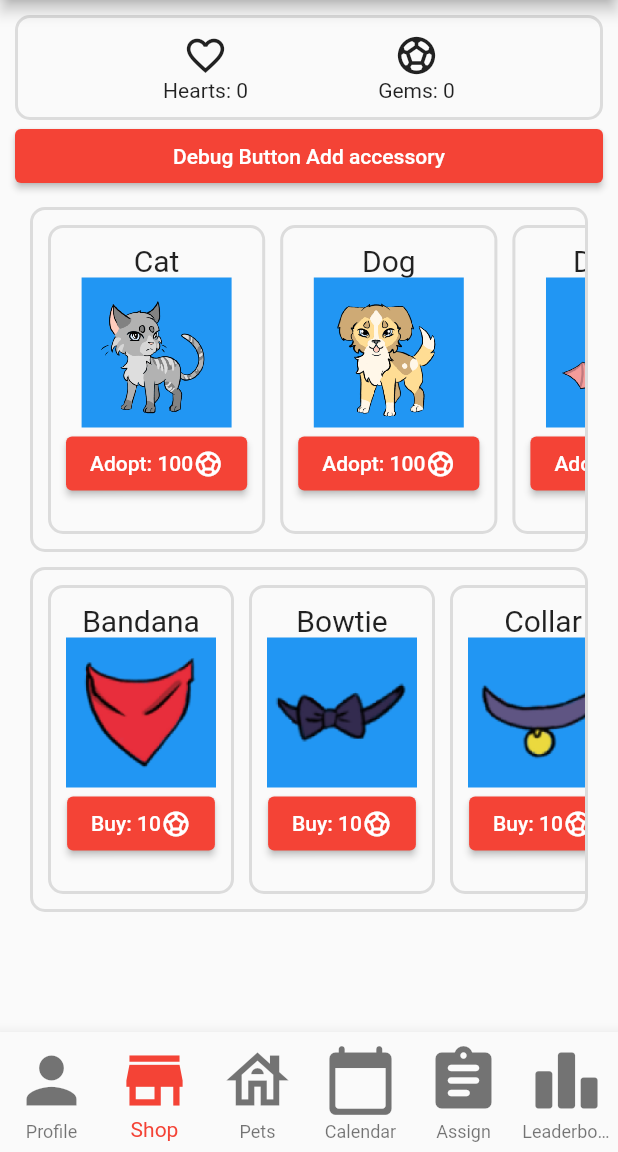
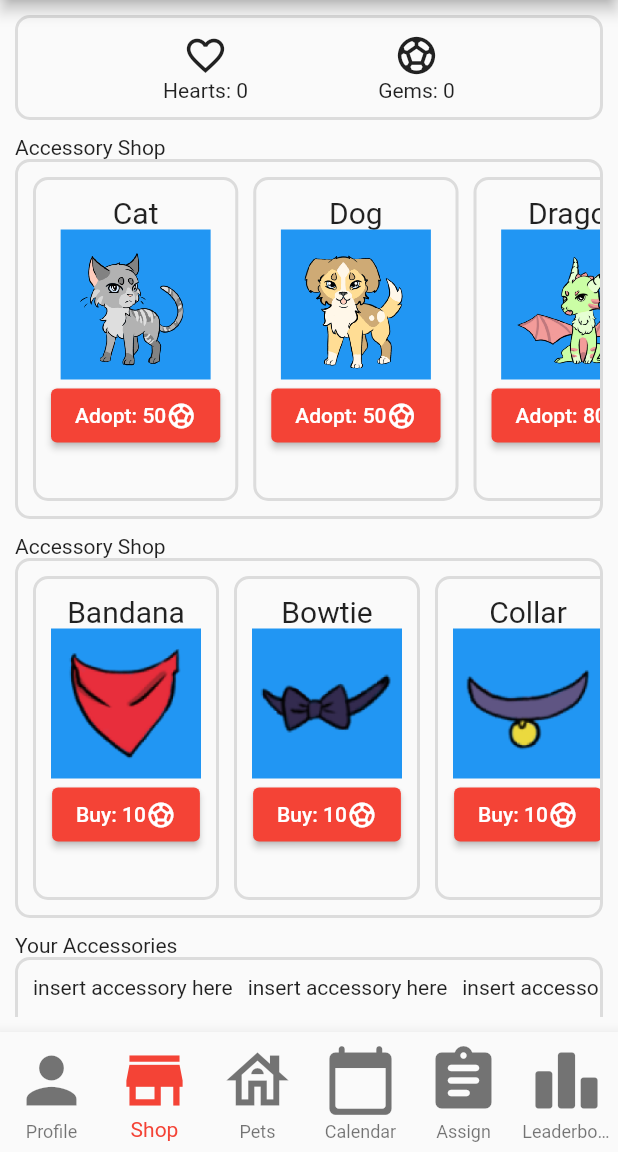
Before and after one commit to Wingo206/RU_On_Time, a Flutter app: the MyHomePage screen opened directly, item 2 of the bottom bar chosen, on a phone screen of 412 x 824 dp, the part 84-1236 px from its top. Run offline on Flutter 3.47's test engine with Material 2 defaults, Android fonts, the phone set to English and light mode, and no system bars; our stand-ins replace cloud_firestore, firebase_auth, firebase_core, table_calendar; missing offline and left inert: cloud_firestore_web, firebase_auth_web, firebase_core_web; accounts and stored records are empty; network calls fail.

Commit message:
OutlineBox, PaddingListView, and improving old code

```diff
--- a/lib/UtilWidgets.dart
+++ b/lib/UtilWidgets.dart
@@ -0,0 +1,108 @@
+import 'package:flutter/material.dart';
+import 'package:cloud_firestore/cloud_firestore.dart';
+import 'package:provider/src/provider.dart';
+
+import '../data_manager.dart';
+
+IconData heartsIcon = Icons.favorite_border;
+IconData gemsIcon = Icons.sports_soccer_rounded;
+
+class CurrencyDisplay extends StatefulWidget {
+  @override
+  _CurrencyDisplayState createState() => _CurrencyDisplayState();
+}
+
+class _CurrencyDisplayState extends State<CurrencyDisplay> {
+  int hearts = 0;
+  int gems = 0;
+
+  @override
+  Widget build(BuildContext context) {
+    return StreamBuilder<DocumentSnapshot>(
+      stream: FirebaseFirestore.instance.collection('users').doc(context.read<DataManager>().uid).snapshots(),
+      builder: (BuildContext context, AsyncSnapshot<DocumentSnapshot> snapshot) {
+        if (snapshot.hasError) {
+          return Text('Something went wrong');
+        }
+        if (snapshot.hasData && !snapshot.data!.exists) {
+          return Text("Document does not exist");
+        }
+        if (snapshot.connectionState == ConnectionState.waiting) {
+          return buildDisplay(context);
+        }
+        Map<String, dynamic> data = snapshot.data!.data()! as Map<String, dynamic>;
+        hearts = data['hearts'] as int;
+        gems = data['gems'] as int;
+        return buildDisplay(context);
+      },
+    );
+  }
+
+  Widget buildDisplay(BuildContext context) {
+    return OutlineBox(
+      child: Row(
+        mainAxisAlignment: MainAxisAlignment.spaceEvenly,
+        children: [
+          Column(
+            children: [
+              Icon(heartsIcon, size: 30.0),
+              Text("Hearts: " + hearts.toString()),
+            ],
+          ),
+          Column(
+            children: [
+              Icon(gemsIcon, size: 30.0),
+              Text("Gems: " + gems.toString()),
+            ],
+          ),
+        ],
+      ),
+    );
+  }
+}
+
+class OutlineBox extends StatelessWidget {
+  final Widget child;
+  final EdgeInsets? padding;
+
+  OutlineBox({required this.child, this.padding});
+
+  @override
+  Widget build(BuildContext context) {
+    return Container(
+      decoration: BoxDecoration(
+        border: Border.all(width: 2.0, color: Theme.of(context).dividerColor),
+        borderRadius: BorderRadius.all(Radius.circular(10)),
+      ),
+      child: Padding(
+        padding: padding ?? EdgeInsets.all(10.0),
+        child: child,
+      ),
+    );
+  }
+}
+
+class PaddingListView extends StatelessWidget {
+  final int itemCount;
+  final Function itemBuilder;
+  final Axis scrollDirection;
+
+  PaddingListView({required this.itemCount, required this.itemBuilder, this.scrollDirection = Axis.vertical});
+
+  @override
+  Widget build(BuildContext context) {
+    return ListView.separated(
+      scrollDirection: scrollDirection,
+      physics: BouncingScrollPhysics(),
+      itemCount: itemCount + 2,
+      itemBuilder: (BuildContext context, int index) {
+        if (index == 0 || index == itemCount + 1) {
+          return SizedBox();
+        } else {
+          return itemBuilder(context, index - 1);
+        }
+      },
+      separatorBuilder: (BuildContext context, int index) => SizedBox(width: 10.0),
+    );
+  }
+}
--- a/lib/main.dart
+++ b/lib/main.dart
@@ -88,7 +88,7 @@ class AuthenticationWrapper extends StatelessWidget {
               in the AssignmentsPage's build method.*/
               create: (_) => snapshot.data!,
               child: FutureBuilder<void>(
-                future: ImageData.loadImageData(),
+                future: Constants.loadImageData(),
                 builder: (BuildContext context, AsyncSnapshot<void> snapshot) {
                   if (snapshot.hasError) {
                     return Text("Something went wrong");
--- a/lib/page/pet_render.dart
+++ b/lib/page/pet_render.dart
@@ -9,6 +9,8 @@ import 'package:flutter/services.dart';
 import 'package:ru_on_time/data_manager.dart';
 import 'package:provider/src/provider.dart';
 import 'package:intl/intl.dart';
+
+import '../UtilWidgets.dart';
 
 class PetDisplay extends StatefulWidget {
   final Size size;
@@ -25,7 +27,7 @@ void drawImage(Canvas canvas, Size size, String imageName, double cx, double cy,
   Offset c = convertOffset(Offset(256.0 + cx, 256.0 + cy), size);
   rotate(canvas, c, angle);
   canvas.drawImageRect(
-      ImageData.imageMap[imageName]!,
+      Constants.imageMap[imageName]!,
       Rect.fromPoints(Offset(0, 0), Offset(512, 512)),
       Rect.fromPoints(
         Offset(c.dx - scaledSize / 2, c.dy - scaledSize / 2),
@@ -119,30 +121,6 @@ class _PetPainter extends CustomPainter {
   }
 }
 
-/*
-class AccessoryList extends StatelessWidget {
-  final List<Accessory> _accessories;
-
-  AccessoryList(this._accessories);
-
-  @override
-  Widget build(BuildContext context) {
-    return Padding(
-      padding: EdgeInsets.all(10),
-      child: Container(
-        decoration: BoxDecoration(
-          border: Border.all(width: 2.0, color: Theme.of(context).dividerColor),
-        ),
-        child: ListView(
-          scrollDirection: Axis.horizontal,
-          physics: BouncingScrollPhysics(),
-          children: _accessories.map((e) => AccessoryWidget(e)).toList(),
-        ),
-      ),
-    );
-  }
-}
-*/
 class AccessoryWidget extends StatelessWidget {
   final Accessory accessory;
   final Color color;
@@ -151,22 +129,15 @@ class AccessoryWidget extends StatelessWidget {
 
   @override
   Widget build(BuildContext context) {
-    return Container(
-      decoration: BoxDecoration(
-        border: Border.all(width: 2.0, color: color),
-        borderRadius: BorderRadius.all(Radius.circular(10)),
-      ),
-      child: Padding(
-        padding: EdgeInsets.all(10.0),
+    return OutlineBox(
       child: Column(
         children: [
           AccessoryDisplay(size: Size(100, 100), accessory: accessory),
           SizedBox(height: 5.0),
-            Text(ImageData.displayNameMap[accessory.type]!),
+          Text(Constants.displayNameMap[accessory.type]!),
           SizedBox(height: 5.0),
           Text(DateFormat('MMM d, y').format(accessory.date)),
         ],
-        ),
       ),
     );
   }
@@ -219,7 +190,11 @@ Future<ui.Image> loadImage(String path) async {
   return image;
 }
 
-class ImageData {
+class Constants {
+  static final List<String> pets = ["cat", "dog", "dragon", "penguin"];
+  static final List<int> petPrices = [50, 50, 80, 60];
+  static final List<String> accessories = ["bandana", "bowtie", "collar", "flower_crown", "santa_hat", "top_hat"];
+  static final List<int> accessoryPrices = [10, 10, 10, 20, 20, 20];
   static final Map<String, ui.Image> imageMap = new Map<String, ui.Image>();
   static final Map<String, String> displayNameMap = new Map<String, String>();
 
@@ -273,6 +248,7 @@ class Pet {
         accessories.add(Accessory.fromJson(document.data()! as Map<String, dynamic>, id));
       });
     }
+    print(accessories.map((Accessory a) => a.documentId).toList());
     return Pet(
       type: json['type']! as String,
       name: json['name']! as String,
--- a/lib/page/profile.dart
+++ b/lib/page/profile.dart
@@ -4,6 +4,7 @@ import 'package:provider/src/provider.dart';
 import 'package:ru_on_time/authentication_service.dart';
 import 'package:ru_on_time/page/pets.dart';
 
+import '../UtilWidgets.dart';
 import '../data_manager.dart';
 
 class ProfilePage extends StatefulWidget {
@@ -213,67 +214,3 @@ Widget buildStatBar(String name, double value, double maxValue) {
     ),
   );
 }
-
-IconData heartsIcon = Icons.favorite_border;
-IconData gemsIcon = Icons.sports_soccer_rounded;
-class CurrencyDisplay extends StatefulWidget {
-
-  @override
-  _CurrencyDisplayState createState() => _CurrencyDisplayState();
-}
-
-class _CurrencyDisplayState extends State<CurrencyDisplay> {
-  int hearts = 0;
-  int gems = 0;
-
-  @override
-  Widget build(BuildContext context) {
-    return StreamBuilder<DocumentSnapshot>(
-      stream: FirebaseFirestore.instance.collection('users').doc(context.read<DataManager>().uid).snapshots(),
-      builder: (BuildContext context, AsyncSnapshot<DocumentSnapshot> snapshot) {
-        if (snapshot.hasError) {
-          return Text('Something went wrong');
-        }
-        if (snapshot.hasData && !snapshot.data!.exists) {
-          return Text("Document does not exist");
-        }
-        if (snapshot.connectionState == ConnectionState.waiting) {
-          return buildDisplay(context);
-        }
-        Map<String, dynamic> data = snapshot.data!.data()! as Map<String, dynamic>;
-        hearts = data['hearts'] as int;
-        gems = data['gems'] as int;
-        return buildDisplay(context);
-      },
-    );
-  }
-
-  Widget buildDisplay(BuildContext context) {
-    return Container(
-      decoration: BoxDecoration(
-        border: Border.all(width: 2.0, color: Theme.of(context).dividerColor),
-        borderRadius: BorderRadius.all(Radius.circular(10)),
-      ),
-      child: Padding(
-        padding: EdgeInsets.all(10.0),
-        child: Row(
-          mainAxisAlignment: MainAxisAlignment.spaceEvenly,
-          children: [
-            Column(
-              children: [
-                Icon(heartsIcon, size: 30.0),
-                Text("Hearts: " + hearts.toString()),
-              ],
-            ),
-            Column(
-              children: [
-                Icon(gemsIcon, size: 30.0),
-                Text("Gems: " + gems.toString()),
-              ],
-            ),
-          ],
-        ),
-      ),
-    );
-  }
-}
--- a/lib/page/shop.dart
+++ b/lib/page/shop.dart
@@ -1,9 +1,9 @@
 import 'package:flutter/material.dart';
 import 'package:ru_on_time/data_manager.dart';
 import 'package:ru_on_time/page/pet_render.dart';
-import 'package:ru_on_time/page/pets.dart';
 import 'package:provider/src/provider.dart';
-import 'package:ru_on_time/page/profile.dart';
+
+import '../UtilWidgets.dart';
 
 class ShopPage extends StatelessWidget {
   @override
@@ -14,63 +14,48 @@ class ShopPage extends StatelessWidget {
         child: ListView(
           children: [
             CurrencyDisplay(),
-            ElevatedButton(
-              onPressed: () {
-                context.read<DataManager>().accessoriesCollection.add(Accessory(
-                      type: "top_hat",
-                      date: DateTime.now(),
-                      inUse: false,
-                      xPos: 0,
-                      yPos: 0,
-                      angle: 0,
-                      size: 1,
-                    ).toJson());
-              },
-              child: Text("Debug Button Add accessory"),
-            ),
+            SizedBox(height: 10.0),
+            Text("Accessory Shop"),
             SizedBox(
               height: 240,
-              child: Padding(
-                padding: EdgeInsets.only(top: 10.0, left: 10.0, right: 10.0),
-                child: Container(
-                  decoration: BoxDecoration(
-                    border: Border.all(width: 2.0, color: Theme.of(context).dividerColor),
-                    borderRadius: BorderRadius.all(Radius.circular(10)),
-                  ),
-                  child: ListView(
+              child: OutlineBox(
+                padding: EdgeInsets.only(top: 10.0, bottom: 10.0),
+                child: PaddingListView(
                   scrollDirection: Axis.horizontal,
-                    children: [
-                      SizedBox(width: 10.0),
-                      PetShopWidget('cat', 100),
-                      PetShopWidget('dog', 100),
-                      PetShopWidget('dragon', 200),
-                      PetShopWidget('penguin', 200),
-                    ],
+                  itemCount: Constants.pets.length,
+                  itemBuilder: (BuildContext context, int index) {
+                    return PetShopWidget(Constants.pets[index], Constants.petPrices[index]);
+                  },
                 ),
               ),
             ),
-            ),
+            SizedBox(height: 10.0),
+            Text("Accessory Shop"),
             SizedBox(
               height: 240,
-              child: Padding(
-                padding: EdgeInsets.only(top: 10.0, left: 10.0, right: 10.0),
-                child: Container(
-                  decoration: BoxDecoration(
-                    border: Border.all(width: 2.0, color: Theme.of(context).dividerColor),
-                    borderRadius: BorderRadius.all(Radius.circular(10)),
+              child: OutlineBox(
+                padding: EdgeInsets.only(top: 10.0, bottom: 10.0),
+                child: PaddingListView(
+                  scrollDirection: Axis.horizontal,
+                  itemCount: Constants.accessories.length,
+                  itemBuilder: (BuildContext context, int index) {
+                    return AccessoryShopWidget(Constants.accessories[index], Constants.accessoryPrices[index]);
+                  },
                 ),
-                  child: ListView(
+              ),
+            ),
+            SizedBox(height: 10.0),
+            Text("Your Accessories"),
+            SizedBox(
+              height: 240,
+              child: OutlineBox(
+                padding: EdgeInsets.only(top: 10.0, bottom: 10.0),
+                child: PaddingListView(
                   scrollDirection: Axis.horizontal,
-                    children: [
-                      SizedBox(width: 10.0),
-                      AccessoryShopWidget("bandana", 10),
-                      AccessoryShopWidget("bowtie", 10),
-                      AccessoryShopWidget("collar", 10),
-                      AccessoryShopWidget("flower_crown", 10),
-                      AccessoryShopWidget("santa_hat", 10),
-                      AccessoryShopWidget("top_hat", 10),
-                    ],
-                  ),
+                  itemCount: Constants.accessories.length,
+                  itemBuilder: (BuildContext context, int index) {
+                    return Text("insert accessory here");
+                  },
                 ),
               ),
             ),
@@ -89,20 +74,12 @@ class PetShopWidget extends StatelessWidget {
 
   @override
   Widget build(BuildContext context) {
-    Pet pet = Pet(type: _type, name: ImageData.displayNameMap[_type]!, love: 50, food: 50, cleanliness: 50, startDate: DateTime.now(), lastUpdate: DateTime.now(), accessories: []);
-    return Padding(
-      padding: EdgeInsets.only(top: 10.0, bottom: 10.0, right: 10.0),
-      child: Container(
-        decoration: BoxDecoration(
-          border: Border.all(width: 2.0, color: Theme.of(context).dividerColor),
-          borderRadius: BorderRadius.all(Radius.circular(10)),
-        ),
-        child: Padding(
-          padding: EdgeInsets.all(10.0),
+    Pet pet = Pet(type: _type, name: Constants.displayNameMap[_type]!, love: 50, food: 50, cleanliness: 50, startDate: DateTime.now(), lastUpdate: DateTime.now(), accessories: []);
+    return OutlineBox(
       child: Column(
         children: [
           Text(
-                ImageData.displayNameMap[_type]!,
+            Constants.displayNameMap[_type]!,
             style: TextStyle(fontSize: 20),
           ),
           PetDisplay(
@@ -130,8 +107,6 @@ class PetShopWidget extends StatelessWidget {
           ),
         ],
       ),
-        ),
-      ),
     );
   }
 }
@@ -145,19 +120,11 @@ class AccessoryShopWidget extends StatelessWidget {
   @override
   Widget build(BuildContext context) {
     Accessory accessory = Accessory(type: _type, date: DateTime.now(), inUse: false, xPos: 0, yPos: 0, angle: 0, size: 0.5);
-    return Padding(
-      padding: EdgeInsets.only(top: 10.0, bottom: 10.0, right: 10.0),
-      child: Container(
-        decoration: BoxDecoration(
-          border: Border.all(width: 2.0, color: Theme.of(context).dividerColor),
-          borderRadius: BorderRadius.all(Radius.circular(10)),
-        ),
-        child: Padding(
-          padding: EdgeInsets.all(10.0),
+    return OutlineBox(
       child: Column(
         children: [
           Text(
-                ImageData.displayNameMap[_type]!,
+            Constants.displayNameMap[_type]!,
             style: TextStyle(fontSize: 20),
           ),
           AccessoryDisplay(
@@ -185,12 +152,11 @@ class AccessoryShopWidget extends StatelessWidget {
           ),
         ],
       ),
-        ),
-      ),
     );
   }
 }
 
+/*
 class AccessoryMenu extends StatefulWidget {
   @override
   _AccessoryMenuState createState() => _AccessoryMenuState();
@@ -199,3 +165,4 @@ class AccessoryMenu extends StatefulWidget {
 class _AccessoryMenuState extends State<AccessoryMenu> {
 
 }
+*/
```
Also changed, not shown: lib/page/assignments.dart (+10 -24 lines), lib/page/calendar.dart (+9 -5 lines), lib/page/pets.dart (+10 -26 lines). Lines whose indentation alone changed are shown as unchanged.
